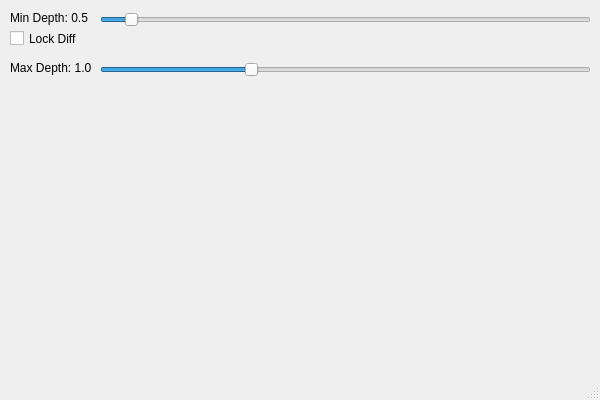
Before: the Qt Designer form Project/Speculum/Speculum/Preferences.ui in mariojgpinto/Thesis, drawn with Qt 5.
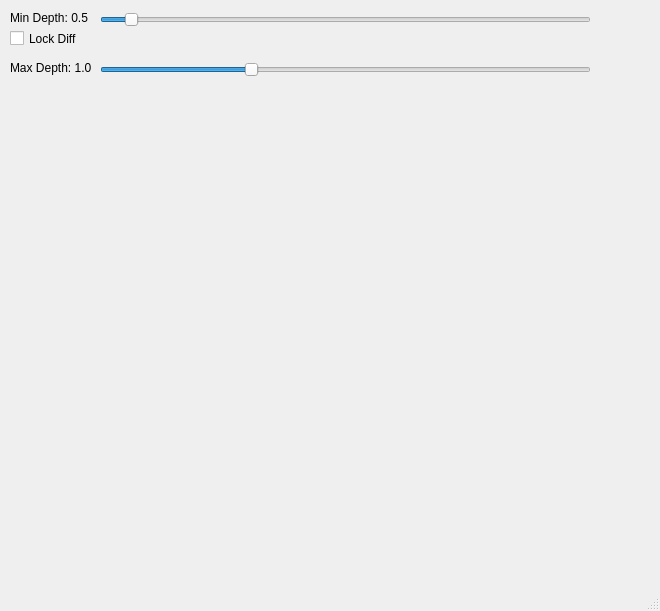
After: the same form once the commit is applied.

What changed in the file:
```diff
--- a/Project/Speculum/Speculum/Preferences.ui
+++ b/Project/Speculum/Speculum/Preferences.ui
@@ -7,8 +7,8 @@
    <rect>
     <x>0</x>
     <y>0</y>
-    <width>600</width>
-    <height>400</height>
+    <width>660</width>
+    <height>611</height>
    </rect>
   </property>
   <property name="windowTitle">
@@ -89,6 +89,16 @@
      <enum>Qt::Horizontal</enum>
     </property>
    </widget>
+   <widget class="QWidget" name="_preferences_widget" native="true">
+    <property name="geometry">
+     <rect>
+      <x>10</x>
+      <y>90</y>
+      <width>640</width>
+      <height>480</height>
+     </rect>
+    </property>
+   </widget>
   </widget>
   <widget class="QMenuBar" name="menubar">
    <property name="geometry">
```
Left out of the diff: 2 changed lines with no effect on the pictures.
